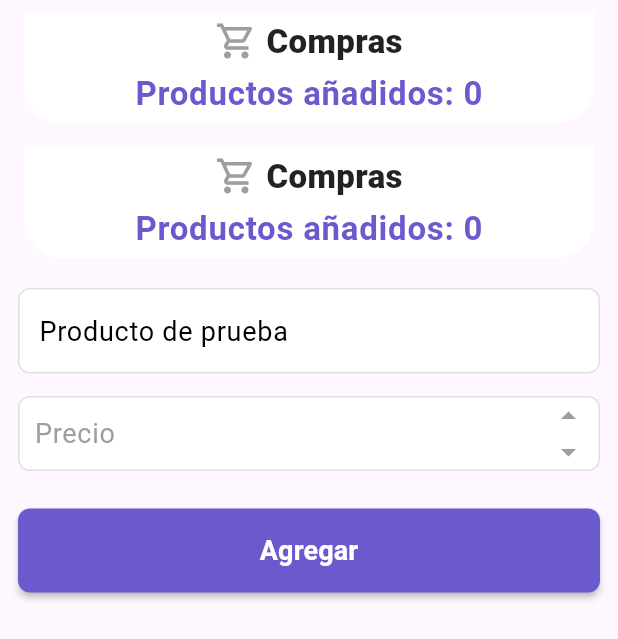
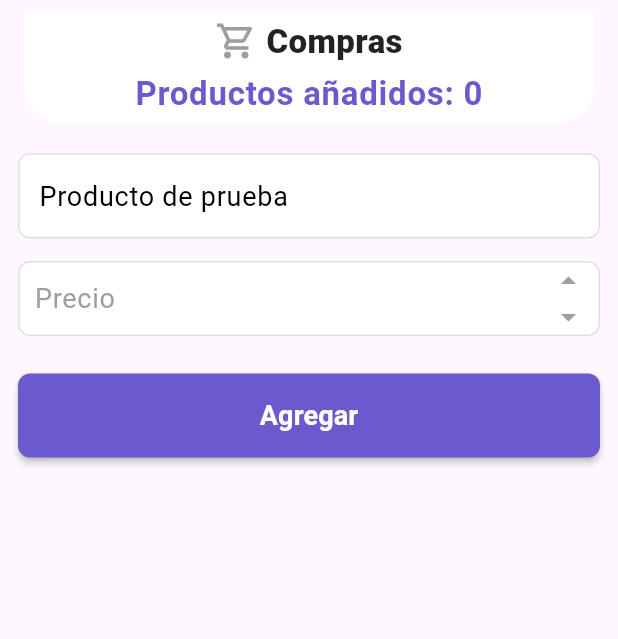
Before and after one commit to DVeliz99/SmartList, a Flutter app: the screen it shows after launch, on a phone screen of 412 x 824 dp. Shown: the top 639 px of the screen. Run offline on Flutter 3.47's test engine with Material 3 defaults, Android fonts, the phone set to English and light mode, and no system bars; our stand-ins replace connectivity_plus, google_fonts, sqflite; accounts and stored records are empty; network calls fail.

Commit message:
feat(products_page): distribute content

```diff
--- a/lib/presentation/screens/products_page.dart
+++ b/lib/presentation/screens/products_page.dart
@@ -2,7 +2,6 @@ import 'package:flutter/material.dart';
 import 'package:google_fonts/google_fonts.dart';
 import 'package:smart_list/domain/product.dart';
 import 'package:smart_list/core/error/result.dart';
-import 'package:smart_list/presentation/widgets/app_bar.dart';
 import 'package:smart_list/presentation/widgets/form.dart';
 import 'package:smart_list/presentation/widgets/product_card.dart';
 import 'package:smart_list/use_cases/product_use_cases.dart';
@@ -15,7 +14,7 @@ class ProductsPage extends StatelessWidget {
   @override
   Widget build(BuildContext context) {
     return Scaffold(
-      appBar: CustomShoppingAppBar(),
+
       body: Padding(
         padding: const EdgeInsets.all(12),
         child: Column(
```
Also changed, not shown: lib/presentation/widgets/product_card.dart (line endings or trailing spaces).
